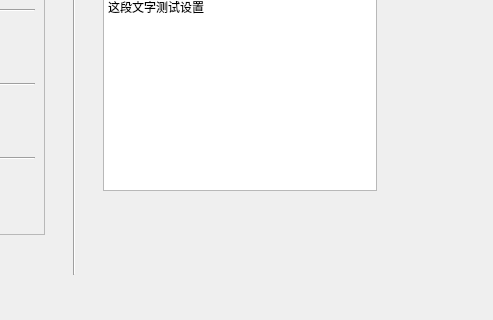
Qt form Lyrics/settings.ui (georgezzzh/SpotifyLyricQt) before a commit; both pictures show x 86 to 579 and y 116 to 436 of the 579 by 436 pixel window.
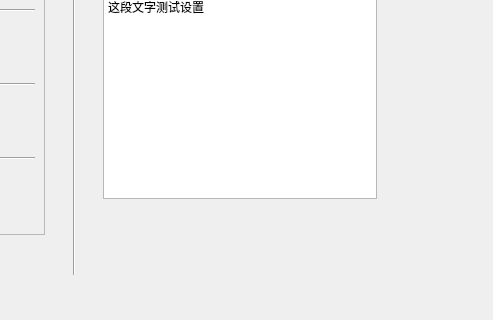
The same form after that commit. The open tabs and pages were chosen to show the change. Custom widgets are drawn as their Qt base class.

Commit message: appleMock button

The edit to the form file:
```diff
--- a/Lyrics/settings.ui
+++ b/Lyrics/settings.ui
@@ -19,7 +19,7 @@
      <x>180</x>
      <y>30</y>
      <width>292</width>
-     <height>286</height>
+     <height>294</height>
     </rect>
    </property>
    <layout class="QVBoxLayout" name="verticalLayout_5">
@@ -81,9 +81,9 @@
            <string>&lt;!DOCTYPE HTML PUBLIC &quot;-//W3C//DTD HTML 4.0//EN&quot; &quot;http://www.w3.org/TR/REC-html40/strict.dtd&quot;&gt;
 &lt;html&gt;&lt;head&gt;&lt;meta name=&quot;qrichtext&quot; content=&quot;1&quot; /&gt;&lt;style type=&quot;text/css&quot;&gt;
 p, li { white-space: pre-wrap; }
-&lt;/style&gt;&lt;/head&gt;&lt;body style=&quot; font-family:'SimSun'; font-size:9pt; font-weight:400; font-style:normal;&quot;&gt;
-&lt;p style=&quot; margin-top:0px; margin-bottom:0px; margin-left:0px; margin-right:0px; -qt-block-indent:0; text-indent:0px;&quot;&gt;&lt;span style=&quot; font-family:'SimSun';&quot;&gt;This paragrah for testing.&lt;/span&gt;&lt;/p&gt;
-&lt;p style=&quot; margin-top:0px; margin-bottom:0px; margin-left:0px; margin-right:0px; -qt-block-indent:0; text-indent:0px;&quot;&gt;&lt;span style=&quot; font-family:'SimSun';&quot;&gt;这段文字测试设置&lt;/span&gt;&lt;/p&gt;&lt;/body&gt;&lt;/html&gt;</string>
+&lt;/style&gt;&lt;/head&gt;&lt;body style=&quot; font-family:'Ubuntu'; font-size:11pt; font-weight:400; font-style:normal;&quot;&gt;
+&lt;p style=&quot; margin-top:0px; margin-bottom:0px; margin-left:0px; margin-right:0px; -qt-block-indent:0; text-indent:0px;&quot;&gt;&lt;span style=&quot; font-family:'SimSun'; font-size:9pt;&quot;&gt;This paragrah for testing.&lt;/span&gt;&lt;/p&gt;
+&lt;p style=&quot; margin-top:0px; margin-bottom:0px; margin-left:0px; margin-right:0px; -qt-block-indent:0; text-indent:0px;&quot;&gt;&lt;span style=&quot; font-family:'SimSun'; font-size:9pt;&quot;&gt;这段文字测试设置&lt;/span&gt;&lt;/p&gt;&lt;/body&gt;&lt;/html&gt;</string>
           </property>
          </widget>
         </item>
@@ -299,6 +299,11 @@
    <extends>QLabel</extends>
    <header location="global">mylabel.h</header>
   </customwidget>
+  <customwidget>
+   <class>AppleButton</class>
+   <extends>QPushButton</extends>
+   <header>applebutton.h</header>
+  </customwidget>
  </customwidgets>
  <resources/>
  <connections/>
```
Left out of the diff: 8 changed lines with no effect on the pictures. The commit also changes 5 other files.
